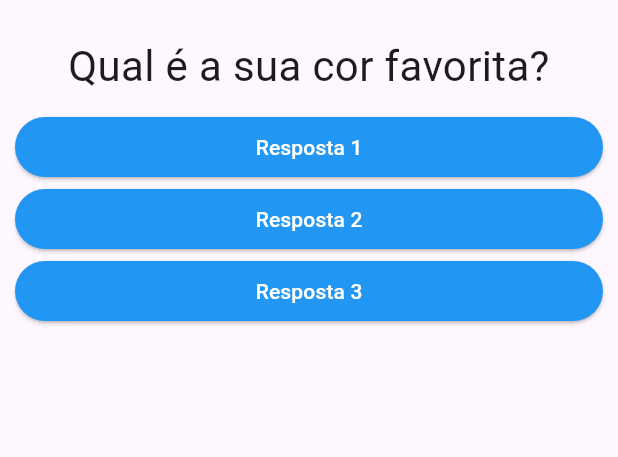
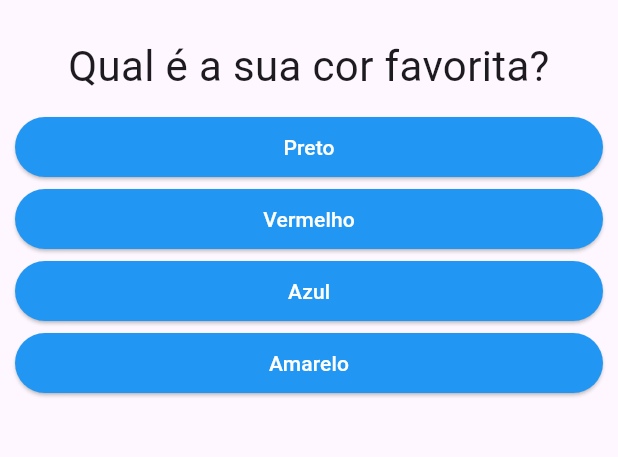
Before and after one commit to emanuelgalvao/flutter-course, a Flutter app: the screen it shows after launch, on a phone screen of 412 x 824 dp, the part 63-520 px from its top. Run offline on Flutter 3.47's test engine with Material 3 defaults, Android fonts, the phone set to English and light mode, and no system bars.

Commit message:
finish projeto perguntas

```diff
--- a/projeto_perguntas/lib/main.dart
+++ b/projeto_perguntas/lib/main.dart
@@ -1,41 +1,74 @@
 import 'package:flutter/material.dart';
-import 'package:projeto_perguntas/questao.dart';
-import 'package:projeto_perguntas/resposta.dart';
+import 'package:projeto_perguntas/questionario.dart';
+import 'package:projeto_perguntas/resultado.dart';
 
 main() => runApp(PerguntaApp());
 
 class _PerguntaAppState extends State<PerguntaApp> {
 
   var _perguntaSelecionada = 0;
+  var _pontuacaoTotal = 0;
+  final List<Map<String, Object>> _perguntas = const [
+        {
+          'texto': 'Qual é a sua cor favorita?',
+          'respostas': [
+            { 'texto': 'Preto', 'pontuacao': 10},
+            { 'texto': 'Vermelho', 'pontuacao': 5},
+            { 'texto': 'Azul', 'pontuacao': 3},
+            { 'texto': 'Amarelo', 'pontuacao': 2}
+          ]
+        },
+        {
+          'texto': 'Qual é o seu animal favorito?',
+          'respostas': [
+            { 'texto': 'Cobra', 'pontuacao': 10},
+            { 'texto': 'Coelho', 'pontuacao': 5},
+            { 'texto': 'Cachorro', 'pontuacao': 3},
+            { 'texto': 'Gato', 'pontuacao': 2}
+          ]
 
-  void _responder() {
+        },
+        {
+          'texto': 'Qual é o seu instrutor favorito?',
+          'respostas': [
+            { 'texto': 'Maria', 'pontuacao': 10},
+            { 'texto': 'João', 'pontuacao': 5},
+            { 'texto': 'Leo', 'pontuacao': 3},
+            { 'texto': 'Pedro', 'pontuacao': 2}
+          ]
+        }
+      ];
+
+  void _responder(int pontuacao) {
+    if (temPerguntaSelecionada) {
+      setState(() {
+        _perguntaSelecionada++;
+        _pontuacaoTotal += pontuacao;
+      });
+    }
+  }
+
+  void _reiniciar() {
     setState(() {
-      _perguntaSelecionada++;
-    });
-    print(_perguntaSelecionada);
+        _perguntaSelecionada = 0;
+        _pontuacaoTotal = 0;
+      });
+  }
+
+  bool get temPerguntaSelecionada {
+    return _perguntaSelecionada < _perguntas.length;
   }
 
   @override
   Widget build(BuildContext context) {
-
-    final perguntas = [
-        'Qual é a sua cor favorita?',
-        'Qual é o seu animal favorito'
-      ];
-
     return MaterialApp(
       home: Scaffold(
         appBar: AppBar(
           title: const Text('Perguntas'),
         ),
-        body: Column(
-          children: [
-            Questao(perguntas.elementAt(_perguntaSelecionada)),
-            Resposta('Resposta 1', _responder),
-            Resposta('Resposta 2', _responder),
-            Resposta('Resposta 3', _responder)
-          ],
-        ),
+        body: temPerguntaSelecionada
+          ? Questionario(_perguntas[_perguntaSelecionada], _responder)
+          : Resultado(_pontuacaoTotal, _reiniciar),
       ),
     );
   }
--- /dev/null
+++ b/projeto_perguntas/lib/questionario.dart
@@ -0,0 +1,21 @@
+import 'package:flutter/material.dart';
+import 'package:projeto_perguntas/questao.dart';
+import 'package:projeto_perguntas/resposta.dart';
+
+class Questionario extends StatelessWidget {
+
+  final Map<String, Object> _pergunta;
+  final Function (int) _responder;
+
+  Questionario(this._pergunta, this._responder);
+
+  @override
+  Widget build(BuildContext context) {
+    return Column(
+      children: [
+        Questao(_pergunta['texto'].toString()),
+        ..._pergunta.cast()['respostas'].map((resposta) => Resposta(resposta['texto'], () => _responder(int.parse(resposta['pontuacao'].toString())))).toList()
+      ],
+    );
+  }
+}
```
Also changed, not shown: projeto_perguntas/lib/resultado.dart (added, +35 -0 lines).
